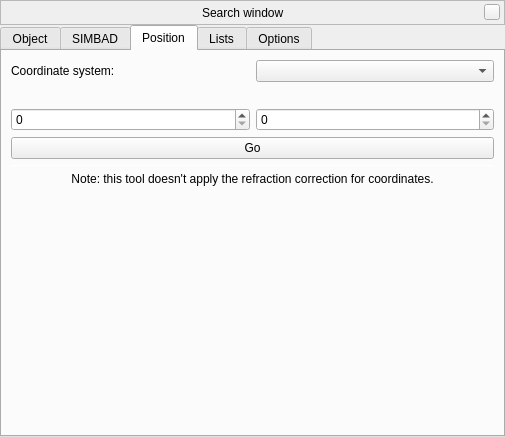
Before: the Qt Designer form src/gui/searchDialogGui.ui in Stellarium/stellarium, drawn with Qt 5.
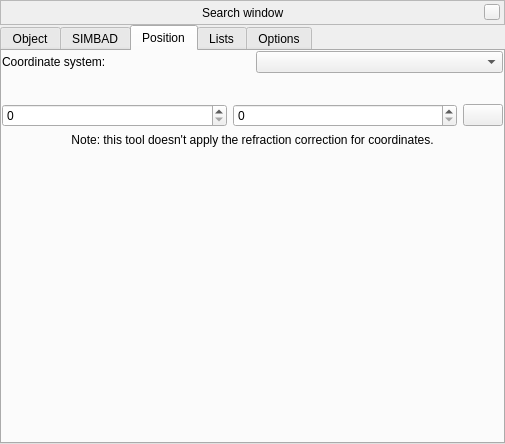
After: the same form once the commit is applied. The open tabs and pages were chosen to show the change. Icons and pictures are not drawn. Custom widgets are drawn as their Qt base class.

Commit message: Cosmetic fixes for Search window

The edit to the form file:
```diff
--- a/src/gui/searchDialogGui.ui
+++ b/src/gui/searchDialogGui.ui
@@ -7,7 +7,7 @@
     <x>0</x>
     <y>0</y>
     <width>505</width>
-    <height>437</height>
+    <height>444</height>
    </rect>
   </property>
   <property name="sizePolicy">
@@ -886,21 +886,19 @@
        <item>
         <widget class="QFrame" name="j2000Frame">
          <layout class="QGridLayout" name="gridLayout_2">
-          <item row="0" column="0" colspan="2">
-           <layout class="QHBoxLayout" name="coordinateSystemLayout">
-            <item>
-             <widget class="QLabel" name="coordinateSystemLabel">
-              <property name="text">
-               <string>Coordinate system:</string>
-              </property>
-             </widget>
-            </item>
-            <item>
-             <widget class="QComboBox" name="coordinateSystemComboBox"/>
-            </item>
-           </layout>
-          </item>
-          <item row="5" column="0" colspan="2">
+          <property name="leftMargin">
+           <number>0</number>
+          </property>
+          <property name="topMargin">
+           <number>0</number>
+          </property>
+          <property name="rightMargin">
+           <number>0</number>
+          </property>
+          <property name="bottomMargin">
+           <number>0</number>
+          </property>
+          <item row="3" column="0" colspan="2">
            <spacer name="verticalSpacer_2">
             <property name="orientation">
              <enum>Qt::Vertical</enum>
@@ -913,16 +911,43 @@
             </property>
            </spacer>
           </item>
-          <item row="1" column="1">
-           <layout class="QVBoxLayout" name="AxisYLayout">
+          <item row="0" column="0" colspan="2">
+           <layout class="QHBoxLayout" name="coordinateSystemLayout">
             <item>
+             <widget class="QLabel" name="coordinateSystemLabel">
+              <property name="text">
+               <string>Coordinate system:</string>
+              </property>
+             </widget>
+            </item>
+            <item>
+             <widget class="QComboBox" name="coordinateSystemComboBox"/>
+            </item>
+           </layout>
+          </item>
+          <item row="1" column="0" colspan="2">
+           <layout class="QGridLayout" name="coordinates">
+            <property name="topMargin">
+             <number>5</number>
+            </property>
+            <item row="0" column="1">
              <widget class="QLabel" name="AxisYLabel">
               <property name="text">
                <string/>
               </property>
              </widget>
             </item>
-            <item>
+            <item row="1" column="0">
+             <widget class="AngleSpinBox" name="AxisXSpinBox">
+              <property name="sizePolicy">
+               <sizepolicy hsizetype="Expanding" vsizetype="Fixed">
+                <horstretch>0</horstretch>
+                <verstretch>0</verstretch>
+               </sizepolicy>
+              </property>
+             </widget>
+            </item>
+            <item row="1" column="1">
              <widget class="AngleSpinBox" name="AxisYSpinBox">
               <property name="sizePolicy">
                <sizepolicy hsizetype="Expanding" vsizetype="Fixed">
@@ -932,9 +957,31 @@
               </property>
              </widget>
             </item>
+            <item row="0" column="0">
+             <widget class="QLabel" name="AxisXLabel">
+              <property name="text">
+               <string/>
+              </property>
+             </widget>
+            </item>
+            <item row="1" column="2">
+             <widget class="QPushButton" name="goPushButton">
+              <property name="toolTip">
+               <string>Go to position</string>
+              </property>
+              <property name="text">
+               <string notr="true"/>
+              </property>
+              <property name="icon">
+               <iconset resource="../../data/gui/guiRes.qrc">
+                <normaloff>:/graphicGui/uibtProcess.png</normaloff>
+                <disabledoff>:/graphicGui/uibtProcess.png</disabledoff>:/graphicGui/uibtProcess.png</iconset>
+              </property>
+             </widget>
+            </item>
            </layout>
           </item>
-          <item row="4" column="0" colspan="2">
+          <item row="2" column="0" colspan="2">
            <widget class="QLabel" name="label">
             <property name="text">
              <string>Note: this tool doesn't apply the refraction correction for coordinates.</string>
@@ -947,53 +994,6 @@
             </property>
            </widget>
           </item>
-          <item row="1" column="0">
-           <layout class="QVBoxLayout" name="AxisXLayout">
-            <item>
-             <widget class="QLabel" name="AxisXLabel">
-              <property name="text">
-               <string/>
-              </property>
-             </widget>
-            </item>
-            <item>
-             <widget class="AngleSpinBox" name="AxisXSpinBox">
-              <property name="sizePolicy">
-               <sizepolicy hsizetype="Expanding" vsizetype="Fixed">
-                <horstretch>0</horstretch>
-                <verstretch>0</verstretch>
-               </sizepolicy>
-              </property>
-             </widget>
-            </item>
-           </layout>
-          </item>
-          <item row="3" column="0" colspan="2">
-           <widget class="Line" name="line">
-            <property name="minimumSize">
-             <size>
-              <width>0</width>
-              <height>1</height>
-             </size>
-            </property>
-            <property name="maximumSize">
-             <size>
-              <width>16777215</width>
-              <height>1</height>
-             </size>
-            </property>
-            <property name="orientation">
-             <enum>Qt::Horizontal</enum>
-            </property>
-           </widget>
-          </item>
-          <item row="2" column="0" colspan="2">
-           <widget class="QPushButton" name="goPushButton">
-            <property name="text">
-             <string>Go</string>
-            </property>
-           </widget>
-          </item>
          </layout>
         </widget>
        </item>
```
Left out of the diff: 35 changed lines with no effect on the pictures. The commit also changes 2 other files.
